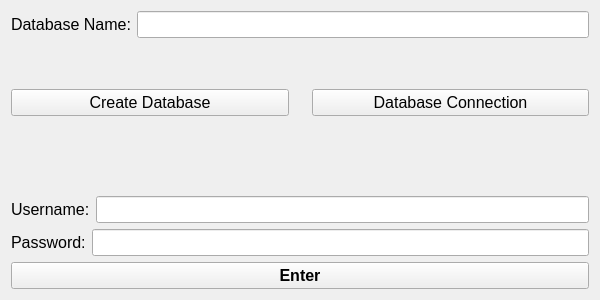
This is UIPrototype/databasePrototype/databasewindow.ui in bnetting/UoN_2022-23_Group_Project as Qt 5 draws it before an edit. The edited form follows.
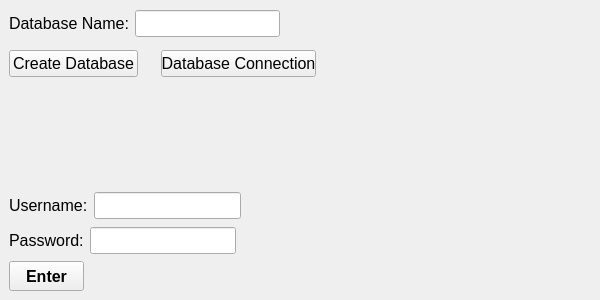
This is the edited form.

Commit message: Adding files on database design and interactive UI example

Patch:
```diff
--- a/UIPrototype/databasePrototype/databasewindow.ui
+++ b/UIPrototype/databasePrototype/databasewindow.ui
@@ -13,8 +13,53 @@
   <property name="windowTitle">
    <string>Form</string>
   </property>
-  <layout class="QVBoxLayout" name="verticalLayout">
-   <item>
+  <widget class="QLabel" name="label_result">
+   <property name="geometry">
+    <rect>
+     <x>9</x>
+     <y>159</y>
+     <width>581</width>
+     <height>26</height>
+    </rect>
+   </property>
+   <property name="font">
+    <font>
+     <pointsize>14</pointsize>
+     <bold>true</bold>
+    </font>
+   </property>
+   <property name="text">
+    <string/>
+   </property>
+  </widget>
+  <widget class="QPushButton" name="pushButton_submitInfo">
+   <property name="geometry">
+    <rect>
+     <x>9</x>
+     <y>261</y>
+     <width>75</width>
+     <height>30</height>
+    </rect>
+   </property>
+   <property name="font">
+    <font>
+     <pointsize>12</pointsize>
+     <bold>true</bold>
+    </font>
+   </property>
+   <property name="text">
+    <string>Enter</string>
+   </property>
+  </widget>
+  <widget class="QWidget" name="">
+   <property name="geometry">
+    <rect>
+     <x>9</x>
+     <y>9</y>
+     <width>271</width>
+     <height>29</height>
+    </rect>
+   </property>
     <layout class="QHBoxLayout" name="horizontalLayout">
      <item>
       <widget class="QLabel" name="label">
@@ -38,8 +83,16 @@
       </widget>
      </item>
     </layout>
-   </item>
-   <item>
+  </widget>
+  <widget class="QWidget" name="">
+   <property name="geometry">
+    <rect>
+     <x>9</x>
+     <y>44</y>
+     <width>307</width>
+     <height>40</height>
+    </rect>
+   </property>
     <layout class="QHBoxLayout" name="horizontalLayout_2">
      <item>
       <widget class="QPushButton" name="pushButton_createDB">
@@ -79,21 +132,16 @@
       </widget>
      </item>
     </layout>
-   </item>
-   <item>
-    <widget class="QLabel" name="label_result">
-     <property name="font">
-      <font>
-       <pointsize>14</pointsize>
-       <bold>true</bold>
-      </font>
-     </property>
-     <property name="text">
-      <string/>
-     </property>
-    </widget>
-   </item>
-   <item>
+  </widget>
+  <widget class="QWidget" name="">
+   <property name="geometry">
+    <rect>
+     <x>9</x>
+     <y>191</y>
+     <width>232</width>
+     <height>29</height>
+    </rect>
+   </property>
     <layout class="QHBoxLayout" name="horizontalLayout_3">
      <item>
       <widget class="QLabel" name="label_2">
@@ -117,8 +165,16 @@
       </widget>
      </item>
     </layout>
-   </item>
-   <item>
+  </widget>
+  <widget class="QWidget" name="">
+   <property name="geometry">
+    <rect>
+     <x>9</x>
+     <y>226</y>
+     <width>227</width>
+     <height>29</height>
+    </rect>
+   </property>
     <layout class="QHBoxLayout" name="horizontalLayout_4">
      <item>
       <widget class="QLabel" name="label_3">
@@ -142,21 +198,7 @@
       </widget>
      </item>
     </layout>
-   </item>
-   <item>
-    <widget class="QPushButton" name="pushButton_submitInfo">
-     <property name="font">
-      <font>
-       <pointsize>12</pointsize>
-       <bold>true</bold>
-      </font>
-     </property>
-     <property name="text">
-      <string>Enter</string>
-     </property>
-    </widget>
-   </item>
-  </layout>
+  </widget>
  </widget>
  <resources/>
  <connections/>
```
Lines whose indentation alone changed are shown as unchanged. The commit also changes 7 other files.
